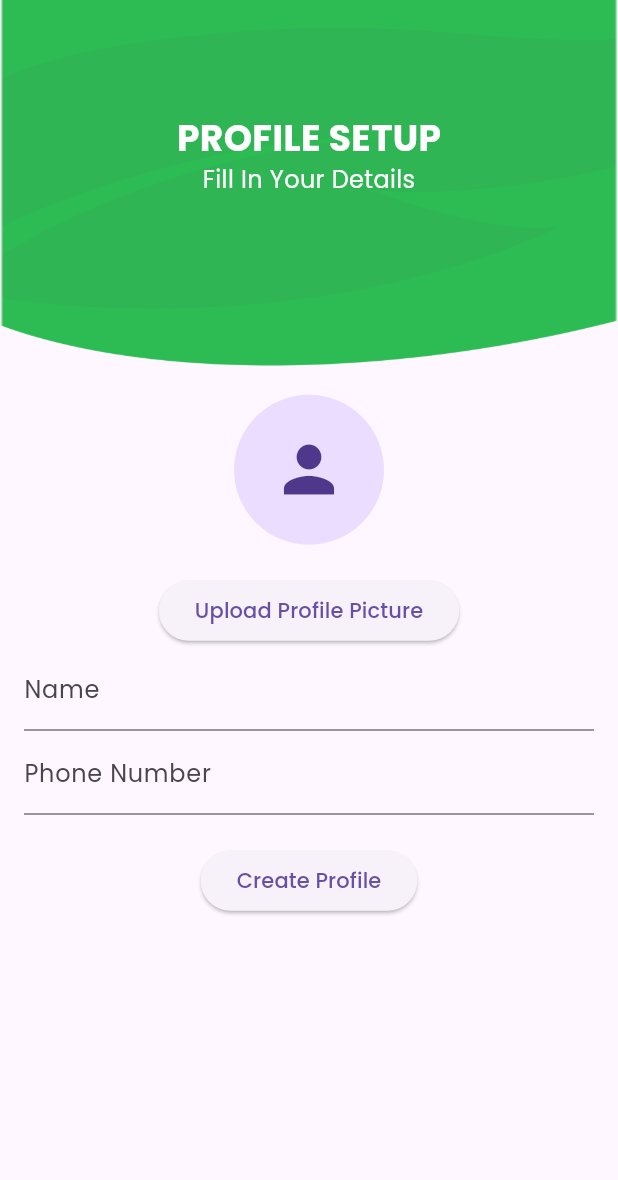
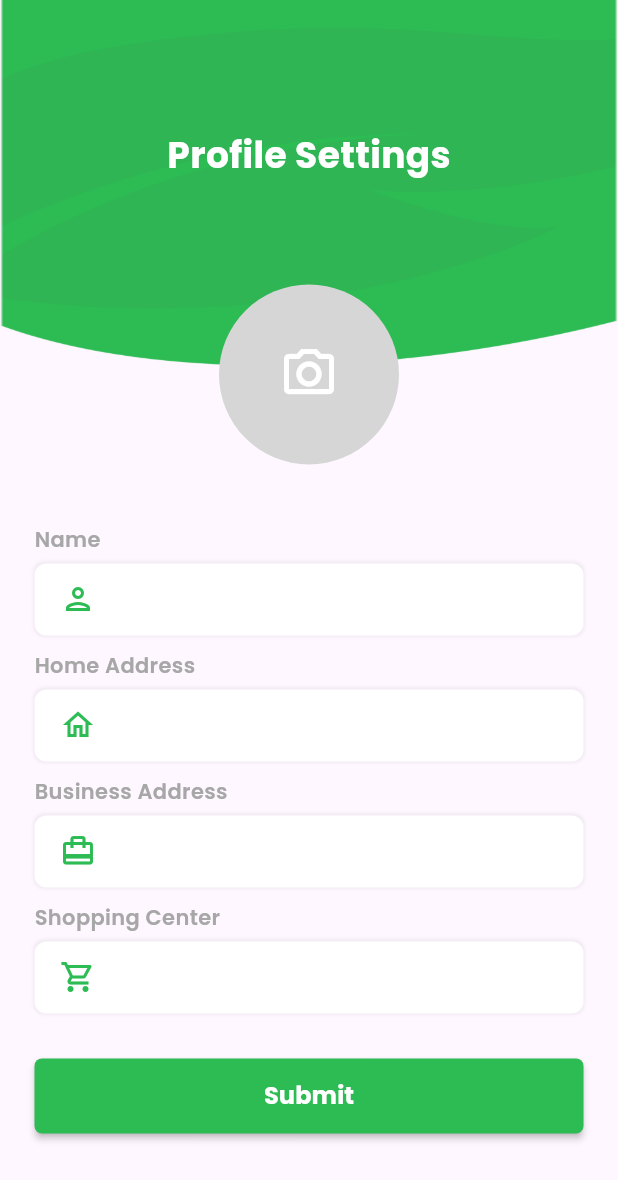
Before and after one commit to helviz/metroshuttle, a Flutter app: the ProfileSettingScreen screen opened directly, on a phone screen of 412 x 824 dp. Shown: the top 1180 px of the screen. Run offline on Flutter 3.47's test engine with Material 3 defaults, Android fonts, the phone set to English and light mode, and no system bars; our stand-ins replace cloud_firestore, firebase_auth, firebase_core, firebase_storage, flutter_animate, flutter_credit_card and 9 more; missing offline and left inert: fl_country_code_picker, flutter_google_places, google_maps_webservice, google_place; accounts and stored records are empty.

Commit message:
Update on profile_settings.dart

```diff
--- a/lib/views/profile_settings.dart
+++ b/lib/views/profile_settings.dart
@@ -1,75 +1,42 @@
 import 'dart:io';
+
 import 'package:flutter/material.dart';
 import 'package:get/get.dart';
 import 'package:google_fonts/google_fonts.dart';
+import 'package:google_maps_flutter/google_maps_flutter.dart';
+import 'package:google_maps_webservice/places.dart';
+import 'package:metroshuttle/controller/auth_controller.dart';
+import 'package:metroshuttle/utils/app_colors.dart';
+import 'package:metroshuttle/widgets/green_intro_widget.dart';
 import 'package:image_picker/image_picker.dart';
-import 'package:firebase_storage/firebase_storage.dart';
-import 'package:cloud_firestore/cloud_firestore.dart';
-import 'package:metroshuttle/models/user_parent.dart';
-import 'package:metroshuttle/views/parent/parent_homescreen.dart';
-import 'package:metroshuttle/widgets/green_intro_widget.dart';
+import 'package:path/path.dart' as Path;
 
 class ProfileSettingScreen extends StatefulWidget {
+  const ProfileSettingScreen({Key? key}) : super(key: key);
+
   @override
-  _ProfileSettingScreenState createState() => _ProfileSettingScreenState();
+  State<ProfileSettingScreen> createState() => _ProfileSettingScreenState();
 }
 
 class _ProfileSettingScreenState extends State<ProfileSettingScreen> {
-  final TextEditingController _nameController = TextEditingController();
-  final TextEditingController _phoneNumberController = TextEditingController();
-  File? _imageFile;
-  bool _isLoading = false;
+  TextEditingController nameController = TextEditingController();
+  TextEditingController homeController = TextEditingController();
+  TextEditingController businessController = TextEditingController();
+  TextEditingController shopController = TextEditingController();
+  GlobalKey<FormState> formKey = GlobalKey<FormState>();
+  AuthController authController = Get.find<AuthController>();
 
-  Future<void> _pickImage() async {
-    final picker = ImagePicker();
-    final pickedFile = await picker.pickImage(source: ImageSource.gallery);
+  final ImagePicker _picker = ImagePicker();
+  File? selectedImage;
 
-    if (pickedFile != null) {
-      setState(() {
-        _imageFile = File(pickedFile.path);
-      });
-    }
-  }
-
-  Future<void> _uploadProfile() async {
-    if (_nameController.text.isEmpty || _phoneNumberController.text.isEmpty || _imageFile == null) {
-      Get.snackbar('Error', 'All fields are required!');
-      return;
-    }
-
-    setState(() {
-      _isLoading = true;
-    });
-
-    try {
-      // Upload image to Firebase Storage
-      final storageRef = FirebaseStorage.instance
-          .ref()
-          .child('profile_pictures')
-          .child('${DateTime.now().millisecondsSinceEpoch}.jpg');
-      await storageRef.putFile(_imageFile!);
-      final imageUrl = await storageRef.getDownloadURL();
-
-      // Save user data to Firestore
-      final parent = Parent(
-        name: _nameController.text,
-        phoneNumber: _phoneNumberController.text,
-        imageUrl: imageUrl,
-      );
-
-      DocumentReference docRef = await FirebaseFirestore.instance.collection('users').add(parent.toMap());
-      String userId = docRef.id;
-
-      Get.snackbar('Success', 'Profile created successfully!');
-
-      // Navigate to ParentHomeScreen with userId
-      Get.offAll(() => ParentHomeScreen(userId: userId));
-    } catch (e) {
-      Get.snackbar('Error', 'Failed to create profile!');
-    } finally {
-      setState(() {
-        _isLoading = false;
-      });
+  late LatLng homeAddress;
+  late LatLng businessAddress;
+  late LatLng shoppingAddress;
+  getImage(ImageSource source) async {
+    final XFile? image = await _picker.pickImage(source: source);
+    if (image != null) {
+      selectedImage = File(image.path);
+      setState(() {});
     }
   }
 
@@ -78,90 +45,243 @@ class _ProfileSettingScreenState extends State<ProfileSettingScreen> {
     return Scaffold(
         body: SingleChildScrollView(
           child: Column(
+            mainAxisAlignment: MainAxisAlignment.start,
+            crossAxisAlignment: CrossAxisAlignment.start,
             children: [
-            greenIntroWidgetWithoutLogos(title: 'PROFILE SETUP', subtitle: 'Fill In Your Details'),
-            Padding(
-              padding: const EdgeInsets.all(16.0),
+              Container(
+                height: Get.height * 0.4,
+                child: Stack(
+                  children: [
+                    greenIntroWidgetWithoutLogos(),
+                    Align(
+                      alignment: Alignment.bottomCenter,
+                      child: InkWell(
+                        onTap: () {
+                          getImage(ImageSource.camera);
+                        },
+                        child: selectedImage == null
+                            ? Container(
+                                width: 120,
+                                height: 120,
+                                margin: EdgeInsets.only(bottom: 20),
+                                decoration: BoxDecoration(
+                                    shape: BoxShape.circle,
+                                    color: Color(0xffD6D6D6)),
+                                child: Center(
+                                  child: Icon(
+                                    Icons.camera_alt_outlined,
+                                    size: 40,
+                                     color: Colors.white,
+                                  ), //Icon
+                                ), //Center
+                              ) //Container
+                            : Container(
+                          width: 120,
+                          height: 120,
+                          margin: EdgeInsets.only(bottom: 20),
+                          decoration: BoxDecoration(
+                              image: DecorationImage(
+                                  image: FileImage(selectedImage!),
+                                  fit: BoxFit.fill),
+                              shape: BoxShape.circle,
+                              color: Color(0xffD6D6D6)),
+                        ),  // Container
+                      ),  // Inkwell
+                    ),    //Align
+                  ],
+                ),  //Stack
+              ),  // Container
+              const SizedBox(
+                height: 20,
+              ),
+              Container(
+                padding: EdgeInsets.symmetric(horizontal: 23),
+                child: Form(
+                  key: formKey,
                   child: Column(
                     children: [
-                  if (_imageFile != null)
-                    CircleAvatar(
-                      radius: 50,
-                      backgroundImage: FileImage(_imageFile!),
+                      TextFieldWidget(
+                          'Name', Icons.person_outlined, nameController,(String? input){
+
+                            if(input!.isEmpty){
+                              return 'Name is required!';
+                            }
+
+                            if(input.length<5){
+                              return 'Please enter a valid name!';
+                            }
+
+                            return null;
+
+                      }),
+                      const SizedBox(
+                        height: 10,
+                      ),
+                      TextFieldWidget(
+                          'Home Address', Icons.home_outlined, homeController,(String? input){
+
+                            if(input!.isEmpty){
+                              return 'Home Address is required!';
+                            }
+
+                            return null;
+
+                      },onTap: ()async{
+                        Prediction? p = await  authController.showGoogleAutoComplete(context);
+
+                        /// now let's translate this selected address and convert it to latlng obj
+
+                        homeAddress = await authController.buildLatLngFromAddress(p!.description!);
+                        homeController.text = p.description!;
+                        ///store this information into firebase together once update is clicked
+
+
+
+                      },readOnly: true),
+                      const SizedBox(
+                        height: 10,
+                      ),
+                      TextFieldWidget('Business Address', Icons.card_travel,
+                          businessController,(String? input){
+                            if(input!.isEmpty){
+                              return 'Business Address is required!';
+                            }
+
+                            return null;
+                          },onTap: ()async{
+                            Prediction? p = await  authController.showGoogleAutoComplete(context);
+
+                           /// now let's translate this selected address and convert it to latlng obj
+
+                            businessAddress = await authController.buildLatLngFromAddress(p!.description!);
+                            businessController.text = p.description!;
+                            ///store this information into firebase together once update is clicked
+
+                          },readOnly: true),
+                      const SizedBox(
+                        height: 10,
+                      ),
+                      TextFieldWidget('Shopping Center',
+                          Icons.shopping_cart_outlined, shopController,(String? input){
+                            if(input!.isEmpty){
+                              return 'Shopping Center is required!';
+                            }
+
+                            return null;
+                          },onTap: ()async{
+                Prediction? p = await  authController.showGoogleAutoComplete(context);
+
+                /// now let's translate this selected address and convert it to latlng obj
+
+                shoppingAddress = await authController.buildLatLngFromAddress(p!.description!);
+                shopController.text = p.description!;
+                ///store this information into firebase together once update is clicked
+
+                },readOnly: true),
+                      const SizedBox(
+                        height: 30,
+                      ),
+                      Obx(() => authController.isProfileUploading.value
+                          ? Center(
+                        child: CircularProgressIndicator(),
                       )
-                  else
-                    CircleAvatar(
-                      radius: 50,
-                      child: Icon(Icons.person, size: 50),
-                    ),
-                  SizedBox(height: 20),
-                  ElevatedButton(
-                    onPressed: _pickImage,
-                    child: Text('Upload Profile Picture'),
-                  ),
-                  TextField(
-                    controller: _nameController,
-                    decoration: InputDecoration(labelText: 'Name'),
-                  ),
-                  TextField(
-                    controller: _phoneNumberController,
-                    decoration: InputDecoration(labelText: 'Phone Number'),
-                    keyboardType: TextInputType.phone,
-                  ),
-                  SizedBox(height: 20),
-                  _isLoading
-                      ? CircularProgressIndicator()
-                      : ElevatedButton(
-                          onPressed: _uploadProfile,
-                          child: Text('Create Profile'),
-                        ),
+                          : greenButton('Submit', () {
+
+
+                        if(!formKey.currentState!.validate()){
+                          return;
+                        }
+
+                        if (selectedImage == null) {
+                          Get.snackbar('Warning', 'Please add your image');
+                          return;
+                        }
+                        authController.isProfileUploading(true);
+                        // authController.storeUserInfo(
+                        //     selectedImage!,
+                        //     nameController.text,
+                        //     homeController.text,
+                        //     businessController.text,
+                        //     shopController.text,
+                        //     businessLatLng: businessAddress,
+                        //     homeLatLng: homeAddress,
+                        //     shoppingLatLng: shoppingAddress
+                        // );
+                      })),
                     ],
                   ),
                 ),
+              )
             ],
           ),
         ),
     );
   }
-}
 
-Widget greenIntroWidgetWithoutLogos({String title = "Profile Settings", String? subtitle}) {
-  return Container(
-    width: Get.width,
-    decoration: BoxDecoration(
-      image: DecorationImage(
-        image: AssetImage('assets/mask.png'),
-        fit: BoxFit.fill,
-      ),
-    ),
-    height: Get.height * 0.3,
-    child: Container(
-      height: Get.height * 0.1,
-      width: Get.width,
-      margin: EdgeInsets.only(bottom: Get.height * 0.05),
-      child: Column(
-        mainAxisAlignment: MainAxisAlignment.center,
-        crossAxisAlignment: CrossAxisAlignment.center,
+  TextFieldWidget(
+      String title, IconData iconData, TextEditingController controller,Function validator,{Function? onTap,bool readOnly = false}) {
+    return Column(
+      crossAxisAlignment: CrossAxisAlignment.start,
       children: [
         Text(
           title,
           style: GoogleFonts.poppins(
-              fontSize: 24,
-              fontWeight: FontWeight.bold,
+              fontSize: 14,
+              fontWeight: FontWeight.w600,
+              color: Color(0xffA7A7A7)),
+        ),
+        const SizedBox(
+          height: 6,
+        ),
+        Container(
+          width: Get.width,
+          // height: 50,
+          decoration: BoxDecoration(
               color: Colors.white,
+              boxShadow: [
+                BoxShadow(
+                    color: Colors.black.withOpacity(0.05),
+                    spreadRadius: 1,
+                    blurRadius: 1)
+              ],
+              borderRadius: BorderRadius.circular(8)),
+          child: TextFormField(
+            readOnly: readOnly,
+            onTap: ()=> onTap!(),
+            validator: (input)=> validator(input),
+            controller: controller,
+            style: GoogleFonts.poppins(
+                fontSize: 14,
+                fontWeight: FontWeight.w600,
+                color: Color(0xffA7A7A7)),
+            decoration: InputDecoration(
+              prefixIcon: Padding(
+                padding: const EdgeInsets.only(left: 10),
+                child: Icon(
+                  iconData,
+                  color: AppColors.greenColor,
                 ),
               ),
-          if (subtitle != null)
-            Text(
-              subtitle,
-              style: GoogleFonts.poppins(
-                fontSize: 16,
-                fontWeight: FontWeight.w400,
-                color: Colors.white,
+              border: InputBorder.none,
             ),
           ),
+        )
       ],
-      ),
+    );
+  }
+
+  Widget greenButton(String title, Function onPressed) {
+    return MaterialButton(
+      minWidth: Get.width,
+      height: 50,
+      shape: RoundedRectangleBorder(borderRadius: BorderRadius.circular(5)),
+      color: AppColors.greenColor,
+      onPressed: () => onPressed(),
+      child: Text(
+        title,
+        style: GoogleFonts.poppins(
+            fontSize: 16, fontWeight: FontWeight.bold, color: Colors.white),
       ),
     );
   }
+}
```
Lines whose indentation alone changed are shown as unchanged.
